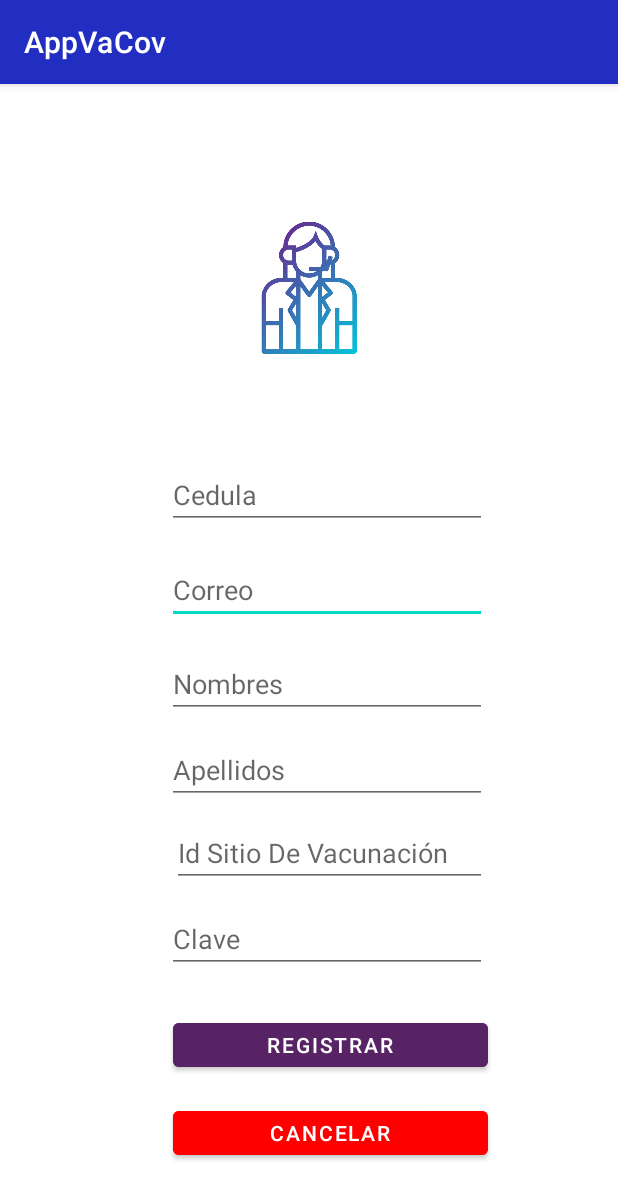
After one commit to J4kio/AppVaCov, an Android app: the RegistroRepresentanteSitioVacunacion screen opened directly, with no data from a screen before it, on a phone screen of 412 x 824 dp. The commit adds this screen. Shown: the top 1199 px of the screen. Run offline under Robolectric (Android 15) with nearby library versions, the phone set to English and light mode, and no system bars; our stand-ins replace Volley; network calls fail.

Commit message:
Registro

```diff
--- /dev/null
+++ b/app/src/main/java/com/example/appvacov/RegistroRepresentanteSitioVacunacion.java
@@ -0,0 +1,88 @@
+package com.example.appvacov;
+
+import androidx.appcompat.app.AppCompatActivity;
+
+import android.content.Intent;
+import android.os.Bundle;
+import android.view.View;
+import android.widget.Button;
+import android.widget.EditText;
+import android.widget.Toast;
+
+import com.android.volley.AuthFailureError;
+import com.android.volley.Request;
+import com.android.volley.RequestQueue;
+import com.android.volley.Response;
+import com.android.volley.VolleyError;
+import com.android.volley.toolbox.StringRequest;
+import com.android.volley.toolbox.Volley;
+
+import java.util.HashMap;
+import java.util.Map;
+
+public class RegistroRepresentanteSitioVacunacion extends AppCompatActivity {
+    Button registrar, cancelar;
+    EditText editText1,editText2,editText3,editText4,editText5,editText6;
+    @Override
+    protected void onCreate(Bundle savedInstanceState) {
+        super.onCreate(savedInstanceState);
+        setContentView(R.layout.activity_registro_representante_sitio_vacunacion);
+        editText1 = (EditText)findViewById(R.id.editText1);
+        editText2 = (EditText)findViewById(R.id.editText2);
+        editText3 = (EditText)findViewById(R.id.editText3);
+        editText4 = (EditText)findViewById(R.id.editText4);
+        editText5 = (EditText)findViewById(R.id.editText5);
+        editText6 = (EditText)findViewById(R.id.editText6);
+        registrar = (Button) findViewById(R.id.button1);
+        cancelar = (Button) findViewById(R.id.button2);
+
+
+        registrar.setOnClickListener(new View.OnClickListener() {
+            @Override
+            public void onClick(View v) {
+                ejecutarServicio("http://192.168.0.227/appvacov/registro_representante_sitio_vacunacion.php");
+            }
+        });
+
+        cancelar = (Button) findViewById(R.id.button2);
+        cancelar.setOnClickListener(new View.OnClickListener() {
+            @Override
+            public void onClick(View v) {
+                startActivity(new Intent(RegistroRepresentanteSitioVacunacion.this,MainActivity.class));
+            }
+        });
+
+
+    }
+    private void ejecutarServicio(String URL){
+        StringRequest stringRequest = new StringRequest(Request.Method.POST, URL, new Response.Listener<String>(){
+            @Override
+            public void onResponse (String Response){
+                Toast.makeText(getApplicationContext(),"Usuario Registrado", Toast.LENGTH_SHORT).show();
+
+            }
+        }, new Response.ErrorListener(){
+
+            @Override
+            public void onErrorResponse (VolleyError error) {
+                Toast.makeText(getApplicationContext(), error.toString(), Toast.LENGTH_SHORT).show();
+            }
+
+        }) {
+            @Override
+            protected Map<String, String> getParams() throws AuthFailureError {
+                Map<String, String> parametros = new HashMap<String, String>();
+                parametros.put("cedula", editText1.getText().toString());
+                parametros.put("correo", editText2.getText().toString());
+                parametros.put("nombres", editText3.getText().toString());
+                parametros.put("apellidos", editText4.getText().toString());
+                parametros.put("clave", editText6.getText().toString());
+                parametros.put("id_sitio", editText5.getText().toString());
+                return parametros;
+            }
+
+        };
+        RequestQueue requestQueue = Volley.newRequestQueue(this);
+        requestQueue.add(stringRequest);
+    }
+    }
--- a/app/src/main/res/layout/activity_main.xml
+++ b/app/src/main/res/layout/activity_main.xml
@@ -61,7 +61,7 @@
     <Spinner
         android:id="@+id/spinner1"
         android:layout_width="213dp"
-        android:layout_height="0dp"
+        android:layout_height="40dp"
         android:layout_marginBottom="7dp"
         android:entries="@array/tipo_usuario"
         app:layout_constraintBottom_toTopOf="@+id/textView1"
--- /dev/null
+++ b/app/src/main/res/layout/activity_registro_representante_sitio_vacunacion.xml
@@ -0,0 +1,122 @@
+<?xml version="1.0" encoding="utf-8"?>
+<androidx.constraintlayout.widget.ConstraintLayout xmlns:android="http://schemas.android.com/apk/res/android"
+    xmlns:app="http://schemas.android.com/apk/res-auto"
+    xmlns:tools="http://schemas.android.com/tools"
+    android:layout_width="match_parent"
+    android:layout_height="match_parent"
+    tools:context=".RegistroRepresentanteSitioVacunacion">
+
+
+    <Button
+        android:id="@+id/button2"
+        android:layout_width="210dp"
+        android:layout_height="41dp"
+        android:layout_marginBottom="48dp"
+        android:backgroundTint="#FF0000"
+        android:text="Cancelar"
+        app:layout_constraintBottom_toBottomOf="parent"
+        app:layout_constraintEnd_toEndOf="parent"
+        app:layout_constraintHorizontal_bias="0.572"
+        app:layout_constraintStart_toStartOf="parent"
+        app:layout_constraintTop_toBottomOf="@+id/button1" />
+
+    <Button
+        android:id="@+id/button1"
+        android:layout_width="210dp"
+        android:layout_height="41dp"
+        android:layout_marginBottom="17dp"
+        android:backgroundTint="#572364"
+        android:text="Registrar"
+        app:layout_constraintBottom_toTopOf="@+id/button2"
+        app:layout_constraintEnd_toEndOf="parent"
+        app:layout_constraintHorizontal_bias="0.572"
+        app:layout_constraintStart_toStartOf="parent"
+        app:layout_constraintTop_toBottomOf="@+id/editText6" />
+
+    <EditText
+        android:id="@+id/editText2"
+        android:layout_width="wrap_content"
+        android:layout_height="wrap_content"
+        android:layout_marginBottom="17dp"
+        android:ems="10"
+        android:hint="@string/Correo"
+        android:inputType="textEmailAddress"
+        app:layout_constraintBottom_toTopOf="@+id/editText3"
+        app:layout_constraintStart_toStartOf="@+id/editText1"
+        app:layout_constraintTop_toBottomOf="@+id/editText1" />
+
+    <EditText
+        android:id="@+id/editText4"
+        android:layout_width="wrap_content"
+        android:layout_height="wrap_content"
+        android:layout_marginBottom="10dp"
+        android:ems="10"
+        android:hint="@string/Apellidos"
+        android:inputType="textPersonName"
+        app:layout_constraintBottom_toTopOf="@+id/editText5"
+        app:layout_constraintStart_toStartOf="@+id/editText3"
+        app:layout_constraintTop_toBottomOf="@+id/editText3" />
+
+    <EditText
+        android:id="@+id/editText6"
+        android:layout_width="wrap_content"
+        android:layout_height="wrap_content"
+        android:layout_marginBottom="27dp"
+        android:ems="10"
+        android:hint="@string/Clave"
+        android:inputType="textPassword"
+        app:layout_constraintBottom_toTopOf="@+id/button1"
+        app:layout_constraintEnd_toEndOf="@+id/editText5"
+        app:layout_constraintTop_toBottomOf="@+id/editText5" />
+
+    <EditText
+        android:id="@+id/editText3"
+        android:layout_width="wrap_content"
+        android:layout_height="wrap_content"
+        android:layout_marginBottom="12dp"
+        android:ems="10"
+        android:hint="@string/Nombres"
+        android:inputType="textPersonName"
+        app:layout_constraintBottom_toTopOf="@+id/editText4"
+        app:layout_constraintStart_toStartOf="@+id/editText2"
+        app:layout_constraintTop_toBottomOf="@+id/editText2" />
+
+    <ImageView
+        android:id="@+id/imageView5"
+        android:layout_width="88dp"
+        android:layout_height="0dp"
+        android:layout_marginTop="30dp"
+        android:layout_marginBottom="10dp"
+        app:layout_constraintBottom_toTopOf="@+id/editText1"
+        app:layout_constraintEnd_toEndOf="parent"
+        app:layout_constraintStart_toStartOf="parent"
+        app:layout_constraintTop_toTopOf="parent"
+        app:srcCompat="@drawable/servicio_al_cliente" />
+
+    <EditText
+        android:id="@+id/editText5"
+        android:layout_width="210dp"
+        android:layout_height="45dp"
+        android:layout_marginBottom="12dp"
+        android:ems="10"
+        android:hint="@string/id_sitio"
+        android:inputType="number"
+        app:layout_constraintBottom_toTopOf="@+id/editText6"
+        app:layout_constraintEnd_toEndOf="@+id/editText4"
+        app:layout_constraintTop_toBottomOf="@+id/editText4" />
+
+    <EditText
+        android:id="@+id/editText1"
+        android:layout_width="wrap_content"
+        android:layout_height="wrap_content"
+        android:layout_marginEnd="87dp"
+        android:layout_marginRight="87dp"
+        android:layout_marginBottom="18dp"
+        android:ems="10"
+        android:hint="@string/Cedula"
+        android:inputType="number"
+        app:layout_constraintBottom_toTopOf="@+id/editText2"
+        app:layout_constraintEnd_toEndOf="parent"
+        app:layout_constraintTop_toBottomOf="@+id/imageView5" />
+
+</androidx.constraintlayout.widget.ConstraintLayout>
--- a/app/src/main/res/values/strings.xml
+++ b/app/src/main/res/values/strings.xml
@@ -6,6 +6,7 @@
     <string name="Edad">Edad</string>
     <string name="Nombres">Nombres</string>
     <string name="Apellidos">Apellidos</string>
+    <string name="id_sitio">Id Sitio De Vacunación</string>
     <string name="Cedula">Cedula</string>
     <string-array name="tipo_usuario">
         <item>Usuario de Vacunación</item>
```
Also changed, not shown: app/src/main/AndroidManifest.xml (+6 -2 lines), app/src/main/java/com/example/appvacov/AdminVacunas.java (added, +14 -0 lines), app/src/main/java/com/example/appvacov/MainActivity.java (+9 -11 lines), app/src/main/java/com/example/appvacov/RegistroAdminVacunas.java (added, +89 -0 lines), app/src/main/java/com/example/appvacov/RepresentanteSitioVacunacion.java (added, +14 -0 lines), app/src/main/res/layout/activity_admin_vacunas.xml (added, +9 -0 lines), app/src/main/res/layout/activity_registro_admin_vacunas.xml (added, +123 -0 lines), app/src/main/res/layout/activity_representante_sitio_vacunacion.xml (added, +9 -0 lines), app/src/main/res/drawable/repartidor.png (added), app/src/main/res/drawable/servicio_al_cliente.png (added).
